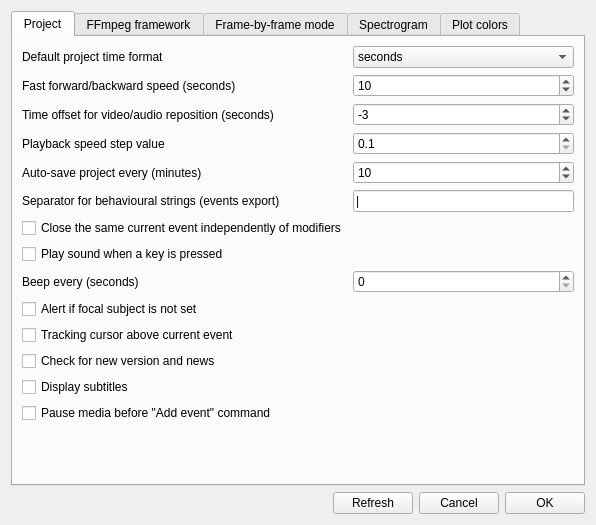
Old version of the form src/preferences.ui in the repository olivierfriard/BORIS.
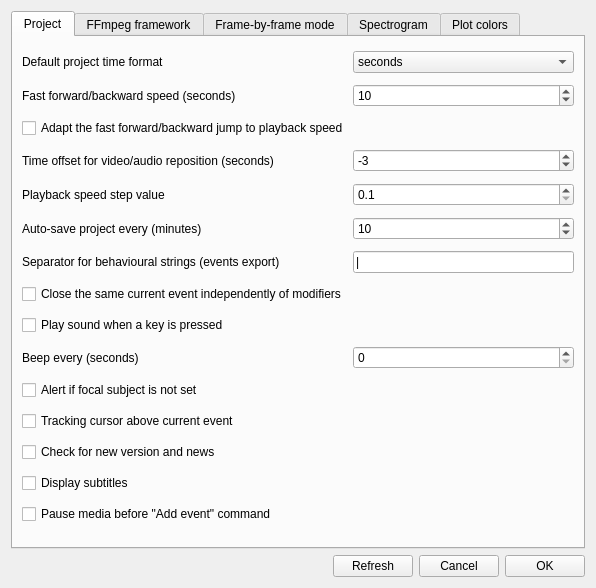
New version of the form. The open tabs and pages were chosen to show the change.

Commit message: added preference for fast jump in based on play rate option

The edit to the form file:
```diff
--- a/src/preferences.ui
+++ b/src/preferences.ui
@@ -10,7 +10,7 @@
     <x>0</x>
     <y>0</y>
     <width>596</width>
-    <height>525</height>
+    <height>588</height>
    </rect>
   </property>
   <property name="windowTitle">
@@ -28,9 +28,7 @@
         <attribute name="title">
          <string>Project</string>
         </attribute>
-        <layout class="QVBoxLayout" name="verticalLayout">
-         <item>
-          <layout class="QFormLayout" name="formLayout">
+        <layout class="QGridLayout" name="gridLayout">
            <item row="0" column="0">
             <widget class="QLabel" name="label">
              <property name="text">
@@ -72,14 +70,21 @@
              </property>
             </widget>
            </item>
-           <item row="2" column="0">
+         <item row="2" column="0" colspan="2">
+          <widget class="QCheckBox" name="cb_adapt_fast_jump">
+           <property name="text">
+            <string>Adapt the fast forward/backward jump to playback speed</string>
+           </property>
+          </widget>
+         </item>
+         <item row="3" column="0">
             <widget class="QLabel" name="label_2">
              <property name="text">
               <string>Time offset for video/audio reposition (seconds)</string>
              </property>
             </widget>
            </item>
-           <item row="2" column="1">
+         <item row="3" column="1">
             <widget class="QSpinBox" name="sbRepositionTimeOffset">
              <property name="minimum">
               <number>-10000</number>
@@ -92,14 +97,14 @@
              </property>
             </widget>
            </item>
-           <item row="3" column="0">
+         <item row="4" column="0">
             <widget class="QLabel" name="label_5">
              <property name="text">
               <string>Playback speed step value</string>
              </property>
             </widget>
            </item>
-           <item row="3" column="1">
+         <item row="4" column="1">
             <widget class="QDoubleSpinBox" name="sbSpeedStep">
              <property name="decimals">
               <number>1</number>
@@ -118,14 +123,14 @@
              </property>
             </widget>
            </item>
-           <item row="4" column="0">
+         <item row="5" column="0">
             <widget class="QLabel" name="label_6">
              <property name="text">
               <string>Auto-save project every (minutes)</string>
              </property>
             </widget>
            </item>
-           <item row="4" column="1">
+         <item row="5" column="1">
             <widget class="QSpinBox" name="sbAutomaticBackup">
              <property name="minimum">
               <number>-10000</number>
@@ -138,59 +143,59 @@
              </property>
             </widget>
            </item>
-           <item row="5" column="0">
+         <item row="6" column="0">
             <widget class="QLabel" name="label_3">
              <property name="text">
               <string>Separator for behavioural strings (events export)</string>
              </property>
             </widget>
            </item>
-           <item row="5" column="1">
+         <item row="6" column="1">
             <widget class="QLineEdit" name="leSeparator">
              <property name="text">
               <string>|</string>
              </property>
             </widget>
            </item>
-           <item row="6" column="0">
+         <item row="7" column="0">
             <widget class="QCheckBox" name="cbCloseSameEvent">
              <property name="text">
               <string>Close the same current event independently of modifiers</string>
              </property>
             </widget>
            </item>
-           <item row="7" column="0">
+         <item row="8" column="0">
             <widget class="QCheckBox" name="cbConfirmSound">
              <property name="text">
               <string>Play sound when a key is pressed</string>
              </property>
             </widget>
            </item>
-           <item row="8" column="0">
+         <item row="9" column="0">
             <widget class="QLabel" name="label_8">
              <property name="text">
               <string>Beep every (seconds)</string>
              </property>
             </widget>
            </item>
-           <item row="8" column="1">
+         <item row="9" column="1">
             <widget class="QSpinBox" name="sbBeepEvery"/>
            </item>
-           <item row="9" column="0">
+         <item row="10" column="0">
             <widget class="QCheckBox" name="cbAlertNoFocalSubject">
              <property name="text">
               <string>Alert if focal subject is not set</string>
              </property>
             </widget>
            </item>
-           <item row="10" column="0">
+         <item row="11" column="0">
             <widget class="QCheckBox" name="cbTrackingCursorAboveEvent">
              <property name="text">
               <string>Tracking cursor above current event</string>
              </property>
             </widget>
            </item>
-           <item row="11" column="0">
+         <item row="12" column="0">
             <widget class="QCheckBox" name="cbCheckForNewVersion">
              <property name="text">
               <string>Check for new version and news</string>
@@ -198,20 +203,18 @@
             </widget>
            </item>
            <item row="13" column="0">
-            <widget class="QCheckBox" name="cb_pause_before_addevent">
-             <property name="text">
-              <string>Pause media before &quot;Add event&quot; command</string>
-             </property>
-            </widget>
-           </item>
-           <item row="12" column="0">
             <widget class="QCheckBox" name="cb_display_subtitles">
              <property name="text">
               <string>Display subtitles</string>
              </property>
             </widget>
            </item>
-          </layout>
+         <item row="14" column="0">
+          <widget class="QCheckBox" name="cb_pause_before_addevent">
+           <property name="text">
+            <string>Pause media before &quot;Add event&quot; command</string>
+           </property>
+          </widget>
          </item>
         </layout>
        </widget>
```
Left out of the diff: 2 changed lines with no effect on the pictures. Lines whose indentation alone changed are shown as unchanged. The commit also changes 5 other files.
